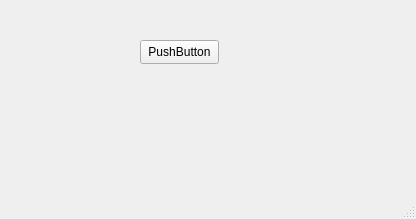
Old version of the form demo.ui in the repository arcreane/python-project-enzo-yasmina.
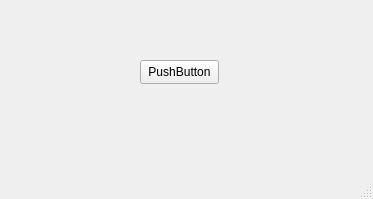
New version of the form.

What changed in the file:
```diff
--- a/demo.ui
+++ b/demo.ui
@@ -6,8 +6,8 @@
    <rect>
     <x>0</x>
     <y>0</y>
-    <width>416</width>
-    <height>219</height>
+    <width>373</width>
+    <height>199</height>
    </rect>
   </property>
   <property name="windowTitle">
@@ -18,7 +18,7 @@
     <property name="geometry">
      <rect>
       <x>140</x>
-      <y>40</y>
+      <y>60</y>
       <width>79</width>
       <height>24</height>
      </rect>
```
Left out of the diff: 2 changed lines with no effect on the pictures.
